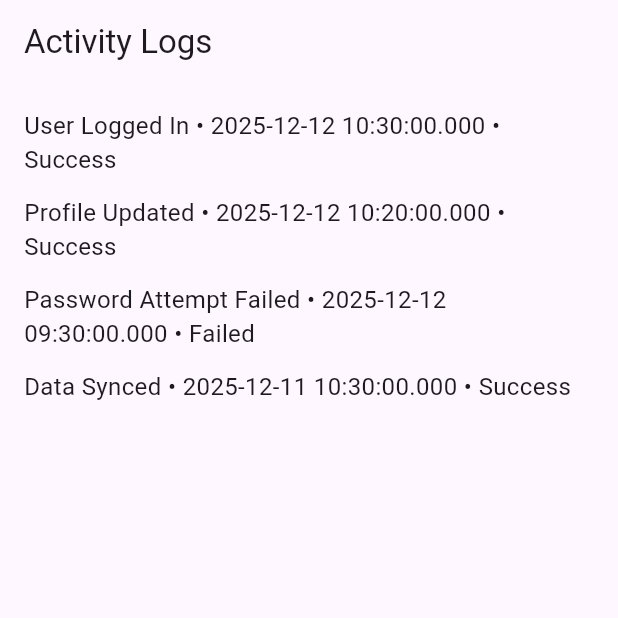
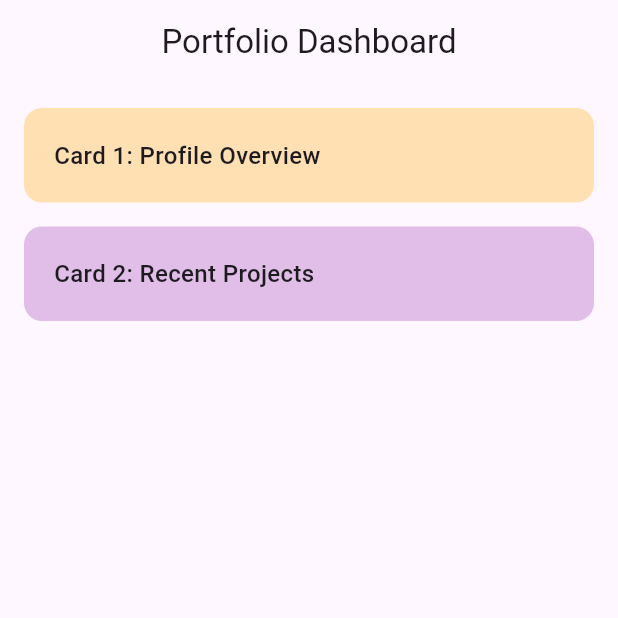
Before and after one commit to Meetkadam81/cyberlog, a Flutter app: the screen it shows after launch, on a phone screen of 412 x 824 dp, the top half of it. Run offline on Flutter 3.47's test engine with Material 3 defaults, Android fonts, the phone set to English and light mode, and no system bars.

Commit message:
Added CyberLog home screen with dashboard and cards

```diff
--- a/lib/main.dart
+++ b/lib/main.dart
@@ -4,55 +4,61 @@ void main() {
   runApp(const MyApp());
 }
 
-
-class Log {
-  String action;
-  DateTime timestamp;
-  String status;
-
-  Log(this.action, this.timestamp, this.status);
-}
-
-
 class MyApp extends StatelessWidget {
   const MyApp({super.key});
 
   @override
   Widget build(BuildContext context) {
-    return const MaterialApp(
-      home: LogScreen(),
+    return MaterialApp(
+      title: 'Portfolio Assignment',
+      theme: ThemeData(primarySwatch: Colors.blue),
+      home: const HomeScreen(),
     );
   }
 }
 
-class LogScreen extends StatelessWidget {
-  const LogScreen({super.key});
+class HomeScreen extends StatelessWidget {
+  const HomeScreen({super.key});
 
   @override
   Widget build(BuildContext context) {
-    List<Log> logs = [
-      Log("User Logged In", DateTime.now(), "Success"),
-      Log("Profile Updated", DateTime.now().subtract(const Duration(minutes: 10)), "Success"),
-      Log("Password Attempt Failed", DateTime.now().subtract(const Duration(hours: 1)), "Failed"),
-      Log("Data Synced", DateTime.now().subtract(const Duration(days: 1)), "Success"),
-    ];
-
-
     return Scaffold(
-      appBar: AppBar(title: const Text("Activity Logs")),
+      appBar: AppBar(
+        title: const Text("Portfolio Dashboard"),
+        centerTitle: true,
+      ),
       body: Padding(
         padding: const EdgeInsets.all(16.0),
         child: Column(
-          crossAxisAlignment: CrossAxisAlignment.start,
-          children: logs.map((log) {
-            return Padding(
-              padding: const EdgeInsets.only(bottom: 12),
-              child: Text(
-                "${log.action} • ${log.timestamp.toString()} • ${log.status}",
-                style: const TextStyle(fontSize: 16),
+          crossAxisAlignment: CrossAxisAlignment.stretch,
+          children: [
+            // First card
+            Container(
+              padding: const EdgeInsets.all(20),
+              margin: const EdgeInsets.only(bottom: 16),
+              decoration: BoxDecoration(
+                color: Colors.orange[100],
+                borderRadius: BorderRadius.circular(12),
               ),
-            );
-          }).toList(), // Convert map to list
+              child: const Text(
+                "Card 1: Profile Overview",
+                style: TextStyle(fontSize: 16, fontWeight: FontWeight.w500),
+              ),
+            ),
+
+            // Second card
+            Container(
+              padding: const EdgeInsets.all(20),
+              decoration: BoxDecoration(
+                color: Colors.purple[100],
+                borderRadius: BorderRadius.circular(12),
+              ),
+              child: const Text(
+                "Card 2: Recent Projects",
+                style: TextStyle(fontSize: 16, fontWeight: FontWeight.w500),
+              ),
+            ),
+          ],
         ),
       ),
     );
```
Also changed, not shown: 1 other file.
